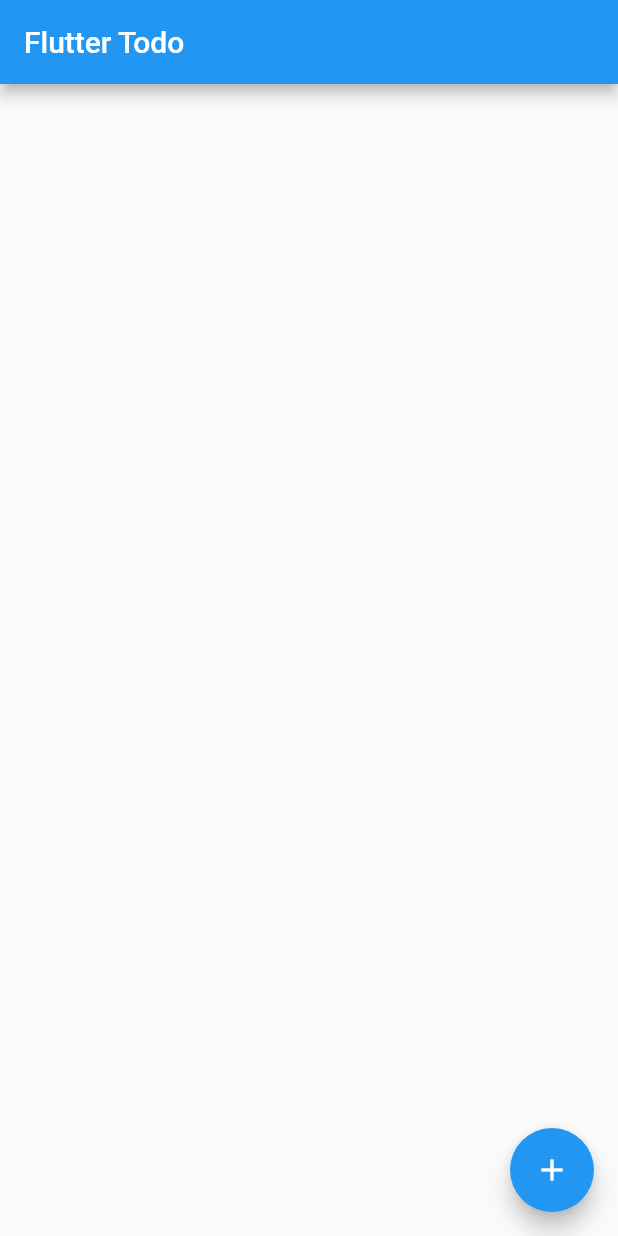
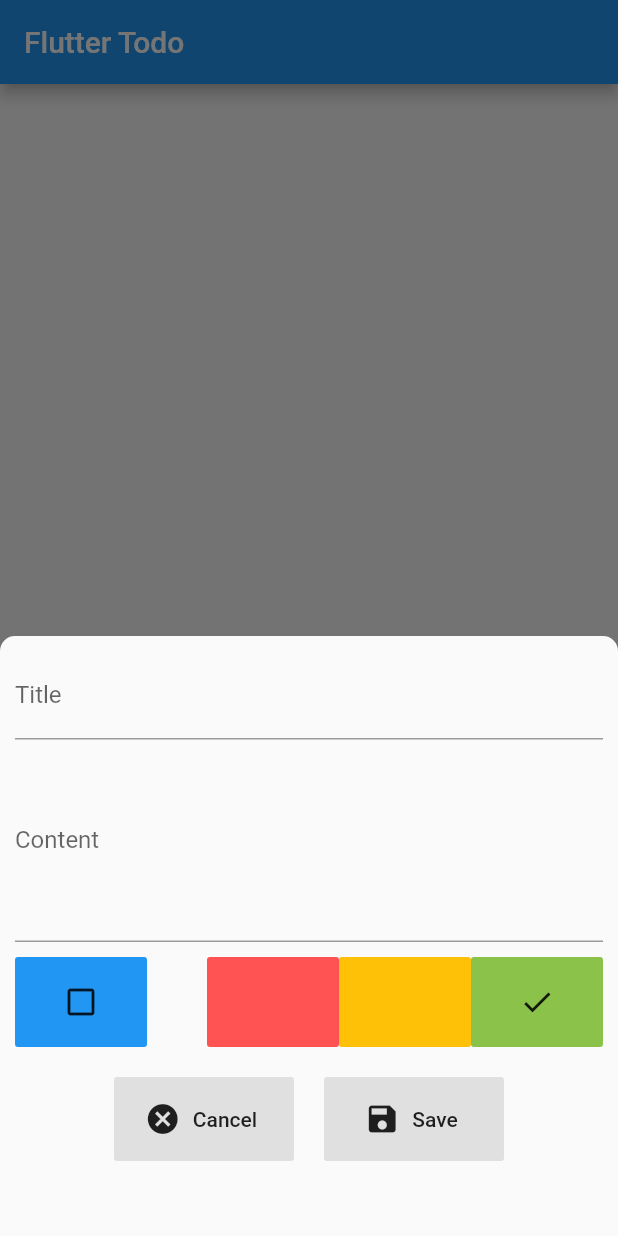
Before and after one commit to tuannguyendotme/flutter_todo_provider, a Flutter app: the screen it shows after launch, after a tap on the "add" icon, on a phone screen of 412 x 824 dp. Run offline on Flutter 3.47's test engine with Material 2 defaults, Android fonts, the phone set to English and light mode, and no system bars; statements that could not run were skipped.

Commit message:
Create new todo

```diff
--- a/lib/models/todo.dart
+++ b/lib/models/todo.dart
@@ -25,6 +25,14 @@ class Todo {
         isDone = json['isDone'],
         userId = json['userId'];
 
+  Todo.initial(String userId)
+      : id = '-1',
+        title = '',
+        content = '',
+        priority = Priority.Low,
+        isDone = false,
+        this.userId = userId;
+
   Map<String, dynamic> toJson() => {
         'id': id,
         'title': title,
@@ -35,6 +43,7 @@ class Todo {
       };
 
   Todo copyWith({
+    String id,
     String title,
     String content,
     Priority priority,
@@ -42,7 +51,7 @@ class Todo {
     String userId,
   }) {
     return Todo(
-      id: this.id,
+      id: id ?? this.id,
       title: title ?? this.title,
       content: content ?? this.content,
       priority: priority ?? this.priority,
--- a/lib/providers/todos.dart
+++ b/lib/providers/todos.dart
@@ -24,4 +24,25 @@ class Todos with ChangeNotifier {
 
     notifyListeners();
   }
+
+  Future addTodo(Todo todo) async {
+    final url = '${Configuration.FirebaseUrl}/todos.json';
+    final response = await http.post(
+      url,
+      body: json.encode({
+        'title': todo.title,
+        'content': todo.content,
+        'priority': todo.priority.toString(),
+        'isDone': todo.isDone,
+        'userId': todo.userId,
+      }),
+    );
+
+    todo.copyWith(
+      id: json.decode(response.body)['name'],
+    );
+    _items.add(todo);
+
+    notifyListeners();
+  }
 }
--- a/lib/screens/todos_screen.dart
+++ b/lib/screens/todos_screen.dart
@@ -1,5 +1,8 @@
 import 'package:flutter/material.dart';
 
+import 'package:flutter_todo_provider/models/todo.dart';
+import 'package:flutter_todo_provider/ui_helper.dart';
+import 'package:flutter_todo_provider/widgets/todo_form.dart';
 import 'package:flutter_todo_provider/widgets/todos_list.dart';
 
 class TodosScreen extends StatelessWidget {
@@ -12,7 +15,33 @@ class TodosScreen extends StatelessWidget {
       body: TodosList(),
       floatingActionButton: FloatingActionButton(
         child: Icon(Icons.add),
-        onPressed: () {},
+        onPressed: () {
+          showTodoForm(
+            context,
+            Todo.initial('ZNTkiZIxP8UxwoNyqXqx5ruIkDC3'),
+          );
+        },
+      ),
+    );
+  }
+
+  void showTodoForm(BuildContext context, Todo todo) {
+    showModalBottomSheet(
+      context: context,
+      builder: (context) => Container(
+        color: Color(0xFF737373),
+        height: 400,
+        child: Container(
+          padding: UIHelper.padding,
+          child: TodoForm(todo),
+          decoration: BoxDecoration(
+            color: Theme.of(context).canvasColor,
+            borderRadius: BorderRadius.only(
+              topLeft: const Radius.circular(10),
+              topRight: const Radius.circular(10),
+            ),
+          ),
+        ),
       ),
     );
   }
--- /dev/null
+++ b/lib/ui_helper.dart
@@ -0,0 +1,43 @@
+import 'package:flutter/material.dart';
+import 'package:flutter_todo_provider/models/priority.dart';
+
+class UIHelper {
+  // Vertical spacing constants. Adjust to your liking.
+  static const double _VerticalSpaceSmall = 10.0;
+  static const double _VerticalSpaceMedium = 20.0;
+  static const double _VerticalSpaceLarge = 60.0;
+
+  // Vertical spacing constants. Adjust to your liking.
+  static const double _HorizontalSpaceSmall = 10.0;
+  static const double _HorizontalSpaceMedium = 20.0;
+  static const double _HorizontalSpaceLarge = 60.0;
+
+  static const Widget verticalSpaceSmall =
+      SizedBox(height: _VerticalSpaceSmall);
+  static const Widget verticalSpaceMedium =
+      SizedBox(height: _VerticalSpaceMedium);
+  static const Widget verticalSpaceLarge =
+      SizedBox(height: _VerticalSpaceLarge);
+
+  static const Widget horizontalSpaceSmall =
+      SizedBox(width: _HorizontalSpaceSmall);
+  static const Widget horizontalSpaceMedium =
+      SizedBox(width: _HorizontalSpaceMedium);
+  static const Widget horizontalSpaceLarge =
+      SizedBox(width: _HorizontalSpaceLarge);
+
+  static const EdgeInsets padding = EdgeInsets.all(10);
+
+  static Color getPriorityColor(Priority priority) {
+    switch (priority) {
+      case Priority.High:
+        return Colors.redAccent;
+
+      case Priority.Medium:
+        return Colors.amber;
+
+      default:
+        return Colors.lightGreen;
+    }
+  }
+}
--- a/lib/widgets/helpers.dart
+++ /dev/null
@@ -1,15 +0,0 @@
-import 'package:flutter/material.dart';
-import 'package:flutter_todo_provider/models/priority.dart';
-
-Color getPriorityColor(Priority priority) {
-  switch (priority) {
-    case Priority.High:
-      return Colors.redAccent;
-
-    case Priority.Medium:
-      return Colors.amber;
-
-    default:
-      return Colors.lightGreen;
-  }
-}
--- /dev/null
+++ b/lib/widgets/priority_form_field.dart
@@ -0,0 +1,31 @@
+import 'package:flutter/material.dart';
+import 'package:flutter_todo_provider/models/priority.dart';
+import 'package:flutter_todo_provider/ui_helper.dart';
+
+class PriorityFormField extends FormField<Priority> {
+  PriorityFormField({
+    @required FormFieldSetter<Priority> onSaved,
+    Priority initialValue = Priority.Low,
+  }) : super(
+          onSaved: onSaved,
+          initialValue: initialValue,
+          builder: (FormFieldState<Priority> state) {
+            return Row(
+              children: Priority.values
+                  .map((priority) => Container(
+                        height: 60.0,
+                        child: FlatButton(
+                          color: UIHelper.getPriorityColor(priority),
+                          child: state.value == priority
+                              ? Icon(Icons.check)
+                              : null,
+                          onPressed: () {
+                            state.didChange(priority);
+                          },
+                        ),
+                      ))
+                  .toList(),
+            );
+          },
+        );
+}
--- a/lib/widgets/todo_card.dart
+++ b/lib/widgets/todo_card.dart
@@ -1,6 +1,6 @@
 import 'package:flutter/material.dart';
 import 'package:flutter_todo_provider/models/priority.dart';
-import 'package:flutter_todo_provider/widgets/helpers.dart';
+import 'package:flutter_todo_provider/ui_helper.dart';
 
 class TodoCard extends StatelessWidget {
   final String id;
@@ -23,7 +23,7 @@ class TodoCard extends StatelessWidget {
         children: <Widget>[
           Container(
             decoration: new BoxDecoration(
-              color: getPriorityColor(priority),
+              color: UIHelper.getPriorityColor(priority),
               borderRadius: new BorderRadius.only(
                 topLeft: const Radius.circular(4.0),
                 bottomLeft: const Radius.circular(4.0),
--- /dev/null
+++ b/lib/widgets/todo_form.dart
@@ -0,0 +1,157 @@
+import 'package:flutter/material.dart';
+import 'package:flutter_todo_provider/models/todo.dart';
+import 'package:flutter_todo_provider/providers/todos.dart';
+import 'package:flutter_todo_provider/ui_helper.dart';
+import 'package:flutter_todo_provider/widgets/priority_form_field.dart';
+import 'package:flutter_todo_provider/widgets/toggle_form_field.dart';
+import 'package:provider/provider.dart';
+
+class TodoForm extends StatefulWidget {
+  final Todo todo;
+
+  TodoForm(this.todo);
+
+  _TodoFormState createState() => _TodoFormState();
+}
+
+class _TodoFormState extends State<TodoForm> {
+  final Map<String, dynamic> _formData = {};
+  final GlobalKey<FormState> _formKey = GlobalKey<FormState>();
+  Todo todo;
+  bool _isLoading = false;
+
+  @override
+  void initState() {
+    super.initState();
+
+    todo = widget.todo;
+
+    _formData['title'] = todo.title;
+    _formData['content'] = todo.content;
+    _formData['priority'] = todo.priority;
+    _formData['isDone'] = todo.isDone;
+  }
+
+  @override
+  Widget build(BuildContext context) {
+    return Form(
+      key: _formKey,
+      child: ListView(
+        children: <Widget>[
+          _buildTitleField(todo),
+          _buildContentField(todo),
+          UIHelper.verticalSpaceSmall,
+          Row(
+            mainAxisAlignment: MainAxisAlignment.spaceBetween,
+            children: <Widget>[
+              ToggleFormField(
+                initialValue: todo.isDone,
+                onSaved: (value) {
+                  _formData['isDone'] = value;
+                },
+              ),
+              PriorityFormField(
+                initialValue: todo.priority,
+                onSaved: (value) {
+                  _formData['priority'] = value;
+                },
+              )
+            ],
+          ),
+          UIHelper.verticalSpaceMedium,
+          _isLoading
+              ? Center(
+                  child: CircularProgressIndicator(),
+                )
+              : _buildButtonRow(),
+        ],
+      ),
+    );
+  }
+
+  Widget _buildButtonRow() {
+    return Row(
+      mainAxisAlignment: MainAxisAlignment.center,
+      children: <Widget>[
+        Container(
+          child: RaisedButton.icon(
+            icon: Icon(Icons.cancel),
+            label: Text('Cancel'),
+            elevation: 0,
+            onPressed: () {
+              Navigator.pop(context);
+            },
+          ),
+          width: 120,
+          height: 56,
+        ),
+        UIHelper.horizontalSpaceMedium,
+        Container(
+          child: RaisedButton.icon(
+            icon: Icon(Icons.save),
+            label: Text('Save'),
+            elevation: 0,
+            onPressed: _save,
+          ),
+          width: 120,
+          height: 56,
+        ),
+      ],
+    );
+  }
+
+  Widget _buildTitleField(Todo todo) {
+    return TextFormField(
+      decoration: InputDecoration(labelText: 'Title'),
+      initialValue: todo.title,
+      validator: (value) {
+        if (value.isEmpty) {
+          return 'Please enter todo\'s title';
+        }
+
+        return null;
+      },
+      onSaved: (value) {
+        _formData['title'] = value;
+      },
+    );
+  }
+
+  Widget _buildContentField(Todo todo) {
+    return TextFormField(
+      decoration: InputDecoration(labelText: 'Content'),
+      initialValue: todo.content,
+      maxLines: 5,
+      onSaved: (value) {
+        _formData['content'] = value;
+      },
+    );
+  }
+
+  Future _save() async {
+    if (!_formKey.currentState.validate()) {
+      return;
+    }
+
+    _formKey.currentState.save();
+
+    final newTodo = todo.copyWith(
+      title: _formData['title'],
+      content: _formData['content'],
+      priority: _formData['priority'],
+      isDone: _formData['isDone'],
+    );
+
+    setState(() {
+      _isLoading = true;
+    });
+
+    await Provider.of<Todos>(context, listen: false).addTodo(newTodo);
+
+    setState(() {
+      _isLoading = false;
+    });
+
+    Navigator.pop(context);
+  }
+}
--- /dev/null
+++ b/lib/widgets/toggle_form_field.dart
@@ -0,0 +1,25 @@
+import 'package:flutter/material.dart';
+
+class ToggleFormField extends FormField<bool> {
+  ToggleFormField({
+    @required FormFieldSetter<bool> onSaved,
+    bool initialValue = false,
+  }) : super(
+          onSaved: onSaved,
+          initialValue: initialValue,
+          builder: (FormFieldState<bool> state) {
+            return Container(
+              height: 60.0,
+              child: FlatButton(
+                color: Colors.blue,
+                child: state.value
+                    ? Icon(Icons.check)
+                    : Icon(Icons.check_box_outline_blank),
+                onPressed: () {
+                  state.didChange(!state.value);
+                },
+              ),
+            );
+          },
+        );
+}
```
